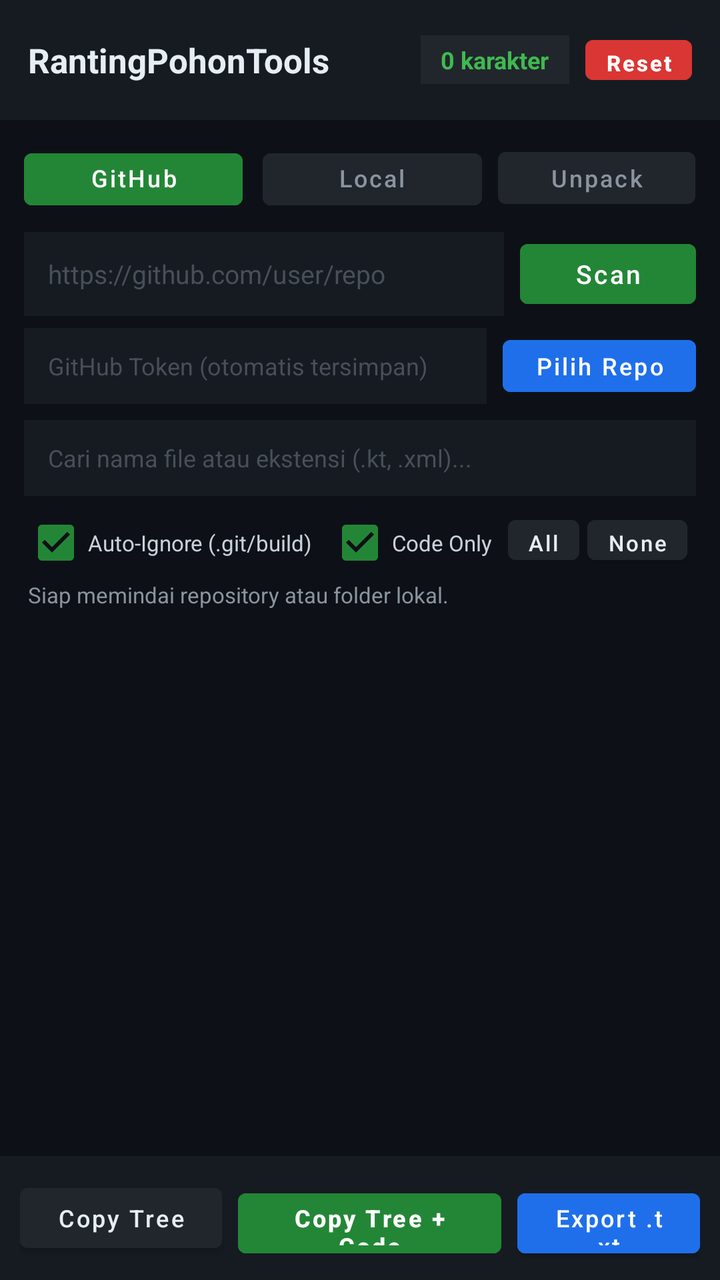
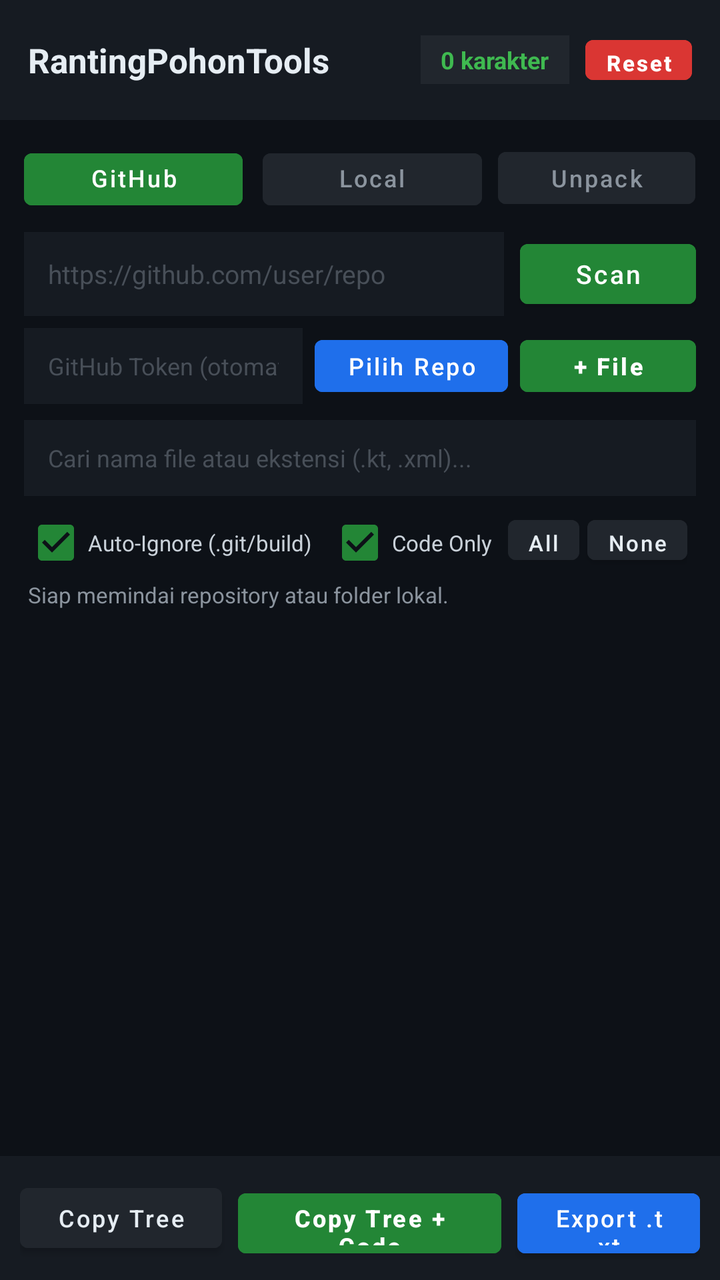

Screens rendered from an Android XML layout before and after an edit, with the pre-edit source and the edit as a unified diff.
<!-- AndroidManifest.xml: application theme Theme.RantingPohonTools -->
<!-- res/layout/activity_main.xml -->
<?xml version="1.0" encoding="utf-8"?>
<LinearLayout xmlns:android="http://schemas.android.com/apk/res/android"
    android:id="@+id/rootContainer"
    android:layout_width="match_parent"
    android:layout_height="match_parent"
    android:background="#0D1117"
    android:orientation="vertical">

    
    <LinearLayout
        android:layout_width="match_parent"
        android:layout_height="wrap_content"
        android:background="#161B22"
        android:gravity="center_vertical"
        android:orientation="horizontal"
        android:padding="14dp">

        <TextView
            android:layout_width="0dp"
            android:layout_height="wrap_content"
            android:layout_weight="1"
            android:text="RantingPohonTools"
            android:textColor="#E6EDF3"
            android:textSize="17sp"
            android:textStyle="bold" />

        <TextView
            android:id="@+id/tvTotalChars"
            android:layout_width="wrap_content"
            android:layout_height="wrap_content"
            android:background="#21262D"
            android:paddingHorizontal="10dp"
            android:paddingVertical="4dp"
            android:text="0 karakter"
            android:textColor="#3FB950"
            android:textSize="12sp"
            android:textStyle="bold" />

        <Button
            android:id="@+id/btnResetAll"
            android:layout_width="wrap_content"
            android:layout_height="32dp"
            android:layout_marginStart="8dp"
            android:backgroundTint="#DA3633"
            android:minWidth="0dp"
            android:paddingHorizontal="10dp"
            android:text="Reset"
            android:textAllCaps="false"
            android:textColor="#FFFFFF"
            android:textSize="11sp"
            android:textStyle="bold" />
    </LinearLayout>

    
    <LinearLayout
        android:layout_width="match_parent"
        android:layout_height="wrap_content"
        android:orientation="horizontal"
        android:paddingHorizontal="12dp"
        android:paddingTop="10dp">

        <Button
            android:id="@+id/btnTabGithub"
            android:layout_width="0dp"
            android:layout_height="38dp"
            android:layout_marginEnd="6dp"
            android:layout_weight="1"
            android:backgroundTint="#238636"
            android:text="GitHub Repo"
            android:textAllCaps="false"
            android:textColor="#FFFFFF"
            android:textSize="12sp" />
        <Button
            android:id="@+id/btnTabLocal"
            android:layout_width="0dp"
            android:layout_height="38dp"
            android:layout_marginHorizontal="4dp"
            android:layout_weight="1"
            android:backgroundTint="#21262D"
            android:text="Local Storage"
            android:textAllCaps="false"
            android:textColor="#8B949E"
            android:textSize="12sp" />

        <Button
            android:id="@+id/btnTabUnpack"
            android:layout_width="0dp"
            android:layout_height="38dp"
            android:layout_marginStart="4dp"
            android:layout_weight="0.9"
            android:backgroundTint="#21262D"
            android:text="Unpack"
            android:textAllCaps="false"
            android:textColor="#8B949E"
            android:textSize="12sp" />
    </LinearLayout>

    
    <LinearLayout
        android:id="@+id/panelGithub"
        android:layout_width="match_parent"
        android:layout_height="wrap_content"
        android:orientation="vertical"
        android:paddingHorizontal="12dp"
        android:paddingTop="8dp">

        <LinearLayout
            android:layout_width="match_parent"
            android:layout_height="wrap_content"
            android:orientation="horizontal">

            <EditText
                android:id="@+id/etRepoUrl"
                android:layout_width="0dp"
                android:layout_height="42dp"
                android:layout_weight="1"
                android:background="#161B22"
                android:hint="https://github.com/user/repo"
                android:inputType="textUri"
                android:paddingHorizontal="12dp"
                android:singleLine="true"
                android:textColor="#E6EDF3"
                android:textColorHint="#484F58"
                android:textSize="13sp" />

            <Button
                android:id="@+id/btnScanGithub"
                android:layout_width="wrap_content"
                android:layout_height="42dp"
                android:layout_marginStart="8dp"
                android:backgroundTint="#238636"
                android:text="Scan"
                android:textAllCaps="false"
                android:textColor="#FFFFFF"
                android:textSize="13sp" />
        </LinearLayout>

        <LinearLayout
            android:layout_width="match_parent"
            android:layout_height="wrap_content"
            android:layout_marginTop="6dp"
            android:orientation="horizontal">

            <EditText
                android:id="@+id/etGithubToken"
                android:layout_width="0dp"
                android:layout_height="38dp"
                android:layout_weight="1"
                android:background="#161B22"
                android:hint="GitHub Token (otomatis tersimpan)"
                android:inputType="textPassword"
                android:paddingHorizontal="12dp"
                android:singleLine="true"
                android:textColor="#E6EDF3"
                android:textColorHint="#484F58"
                android:textSize="12sp" />

            <Button
                android:id="@+id/btnSelectMyRepo"
                android:layout_width="wrap_content"
                android:layout_height="38dp"
                android:layout_marginStart="8dp"
                android:backgroundTint="#1F6FEB"
                android:text="Pilih Repo"
                android:textAllCaps="false"
                android:textColor="#FFFFFF"
                android:textSize="12sp" />
        </LinearLayout>
    </LinearLayout>

    
    <LinearLayout
        android:id="@+id/panelLocal"
        android:layout_width="match_parent"
        android:layout_height="wrap_content"
        android:orientation="vertical"
        android:paddingHorizontal="12dp"
        android:paddingTop="8dp"
        android:visibility="gone">

        <Button
            android:id="@+id/btnPickFolder"
            android:layout_width="match_parent"
            android:layout_height="42dp"
            android:backgroundTint="#1F6FEB"
            android:text="Pilih Folder dari Storage HP"
            android:textAllCaps="false"
            android:textColor="#FFFFFF"
            android:textSize="13sp" />

        <TextView
            android:id="@+id/tvLocalPath"
            android:layout_width="match_parent"
            android:layout_height="wrap_content"
            android:layout_marginTop="4dp"
            android:text="Belum ada folder dipilih"
            android:textColor="#8B949E"
            android:textSize="11sp" />
    </LinearLayout>

    
    <LinearLayout
        android:id="@+id/panelUnpack"
        android:layout_width="match_parent"
        android:layout_height="wrap_content"
        android:orientation="vertical"
        android:paddingHorizontal="12dp"
        android:paddingTop="8dp"
        android:visibility="gone">

        <LinearLayout
            android:layout_width="match_parent"
            android:layout_height="wrap_content"
            android:orientation="horizontal">

            <Button
                android:id="@+id/btnUnpackPaste"
                android:layout_width="0dp"
                android:layout_height="42dp"
                android:layout_marginEnd="6dp"
                android:layout_weight="1"
                android:backgroundTint="#8957E5"
                android:text="Paste Teks Bundel"
                android:textAllCaps="false"
                android:textColor="#FFFFFF"
                android:textSize="12sp"
                android:textStyle="bold" />

            <Button
                android:id="@+id/btnUnpackPickTxt"
                android:layout_width="0dp"
                android:layout_height="42dp"
                android:layout_marginStart="6dp"
                android:layout_weight="1"
                android:backgroundTint="#21262D"
                android:text="Pilih File .txt"
                android:textAllCaps="false"
                android:textColor="#E6EDF3"
                android:textSize="12sp" />
        </LinearLayout>

        <TextView
            android:id="@+id/tvUnpackInfo"
            android:layout_width="match_parent"
            android:layout_height="wrap_content"
            android:layout_marginTop="4dp"
            android:text="Muat teks hasil Copy Tree+Code atau file .txt untuk dibongkar."
            android:textColor="#8B949E"
            android:textSize="11sp" />
    </LinearLayout>

    
    <LinearLayout
        android:layout_width="match_parent"
        android:layout_height="wrap_content"
        android:orientation="vertical"
        android:paddingHorizontal="12dp"
        android:paddingTop="8dp">

        <EditText
            android:id="@+id/etSearch"
            android:layout_width="match_parent"
            android:layout_height="38dp"
            android:background="#161B22"
            android:hint="Cari nama file atau ekstensi (.kt, .xml)..."
            android:paddingHorizontal="12dp"
            android:singleLine="true"
            android:textColor="#E6EDF3"
            android:textColorHint="#484F58"
            android:textSize="12sp" />

        <HorizontalScrollView
            android:layout_width="match_parent"
            android:layout_height="wrap_content"
            android:layout_marginTop="6dp"
            android:scrollbars="none">

            <LinearLayout
                android:layout_width="wrap_content"
                android:layout_height="wrap_content"
                android:orientation="horizontal">

                <CheckBox
                    android:id="@+id/cbAutoIgnore"
                    android:layout_width="wrap_content"
                    android:layout_height="32dp"
                    android:buttonTint="#238636"
                    android:checked="true"
                    android:text="Auto-Ignore (.git/build)"
                    android:textColor="#C9D1D9"
                    android:textSize="11sp" />

                <CheckBox
                    android:id="@+id/cbCodeOnly"
                    android:layout_width="wrap_content"
                    android:layout_height="32dp"
                    android:layout_marginStart="8dp"
                    android:buttonTint="#238636"
                    android:checked="true"
                    android:text="Code Only"
                    android:textColor="#C9D1D9"
                    android:textSize="11sp" />

                <Button
                    android:id="@+id/btnSelectAll"
                    android:layout_width="wrap_content"
                    android:layout_height="32dp"
                    android:layout_marginStart="8dp"
                    android:backgroundTint="#21262D"
                    android:minWidth="0dp"
                    android:paddingHorizontal="10dp"
                    android:text="All"
                    android:textAllCaps="false"
                    android:textColor="#E6EDF3"
                    android:textSize="11sp" />

                <Button
                    android:id="@+id/btnDeselectAll"
                    android:layout_width="wrap_content"
                    android:layout_height="32dp"
                    android:layout_marginStart="4dp"
                    android:backgroundTint="#21262D"
                    android:minWidth="0dp"
                    android:paddingHorizontal="10dp"
                    android:text="None"
                    android:textAllCaps="false"
                    android:textColor="#E6EDF3"
                    android:textSize="11sp" />
            </LinearLayout>
        </HorizontalScrollView>
    </LinearLayout>

    
    <TextView
        android:id="@+id/tvStatus"
        android:layout_width="match_parent"
        android:layout_height="wrap_content"
        android:paddingHorizontal="14dp"
        android:paddingVertical="4dp"
        android:text="Siap memindai repository atau folder lokal."
        android:textColor="#8B949E"
        android:textSize="11sp" />

    
    <androidx.recyclerview.widget.RecyclerView
        android:id="@+id/rvTree"
        android:layout_width="match_parent"
        android:layout_height="0dp"
        android:layout_weight="1"
        android:clipToPadding="false"
        android:paddingHorizontal="8dp"
        android:paddingBottom="8dp" />

    
    <LinearLayout
        android:id="@+id/bottomBarPack"
        android:layout_width="match_parent"
        android:layout_height="wrap_content"
        android:background="#161B22"
        android:orientation="horizontal"
        android:padding="10dp">

        <Button
            android:id="@+id/btnCopyTree"
            android:layout_width="0dp"
            android:layout_height="42dp"
            android:layout_marginEnd="4dp"
            android:layout_weight="1"
            android:backgroundTint="#21262D"
            android:text="Copy Tree"
            android:textAllCaps="false"
            android:textColor="#E6EDF3"
            android:textSize="12sp" />

        <Button
            android:id="@+id/btnCopyFull"
            android:layout_width="0dp"
            android:layout_height="42dp"
            android:layout_marginHorizontal="4dp"
            android:layout_weight="1.3"
            android:backgroundTint="#238636"
            android:text="Copy Tree + Code"
            android:textAllCaps="false"
            android:textColor="#FFFFFF"
            android:textSize="12sp"
            android:textStyle="bold" />

        <Button
            android:id="@+id/btnExportTxt"
            android:layout_width="0dp"
            android:layout_height="42dp"
            android:layout_marginStart="4dp"
            android:layout_weight="0.9"
            android:backgroundTint="#1F6FEB"
            android:text="Export .txt"
            android:textAllCaps="false"
            android:textColor="#FFFFFF"
            android:textSize="12sp" />
    </LinearLayout>

    
    <LinearLayout
        android:id="@+id/bottomBarUnpack"
        android:layout_width="match_parent"
        android:layout_height="wrap_content"
        android:background="#161B22"
        android:orientation="horizontal"
        android:padding="10dp"
        android:visibility="gone">

        <Button
            android:id="@+id/btnExtractToFolder"
            android:layout_width="match_parent"
            android:layout_height="42dp"
            android:backgroundTint="#8957E5"
            android:text="Pilih Folder Tujuan &amp; Extract File Tercentang"
            android:textAllCaps="false"
            android:textColor="#FFFFFF"
            android:textSize="13sp"
            android:textStyle="bold" />
    </LinearLayout>
</LinearLayout>
<!-- resources referenced by this layout -->
<resources>
  <style name="Theme.RantingPohonTools" parent="Theme.MaterialComponents.DayNight.NoActionBar">
          <item name="colorPrimary">#238636</item>
          <item name="colorPrimaryVariant">#196127</item>
          <item name="colorOnPrimary">#FFFFFF</item>
          <item name="android:windowBackground">#0D1117</item>
          <item name="android:statusBarColor">#0D1117</item>
          <item name="android:navigationBarColor">#161B22</item>
      </style>
</resources>

<!-- the commit's change to res/layout/activity_main.xml (unified diff, before → after) -->
@@ -159,12 +159,24 @@
                 android:id="@+id/btnSelectMyRepo"
                 android:layout_width="wrap_content"
                 android:layout_height="38dp"
-                android:layout_marginStart="8dp"
+                android:layout_marginStart="6dp"
                 android:backgroundTint="#1F6FEB"
                 android:text="Pilih Repo"
                 android:textAllCaps="false"
                 android:textColor="#FFFFFF"
                 android:textSize="12sp" />
+
+            <Button
+                android:id="@+id/btnNewGithubFile"
+                android:layout_width="wrap_content"
+                android:layout_height="38dp"
+                android:layout_marginStart="6dp"
+                android:backgroundTint="#238636"
+                android:text="+ File"
+                android:textAllCaps="false"
+                android:textColor="#FFFFFF"
+                android:textSize="12sp"
+                android:textStyle="bold" />
         </LinearLayout>
     </LinearLayout>
 
@@ -410,13 +422,28 @@
 
         <Button
             android:id="@+id/btnExtractToFolder"
-            android:layout_width="match_parent"
-            android:layout_height="42dp"
+            android:layout_width="0dp"
+            android:layout_height="42dp"
+            android:layout_marginEnd="6dp"
+            android:layout_weight="1"
             android:backgroundTint="#8957E5"
-            android:text="Pilih Folder Tujuan &amp; Extract File Tercentang"
-            android:textAllCaps="false"
-            android:textColor="#FFFFFF"
-            android:textSize="13sp"
+            android:text="Extract ke HP"
+            android:textAllCaps="false"
+            android:textColor="#FFFFFF"
+            android:textSize="12sp"
+            android:textStyle="bold" />
+
+        <Button
+            android:id="@+id/btnPushUnpackToGithub"
+            android:layout_width="0dp"
+            android:layout_height="42dp"
+            android:layout_marginStart="6dp"
+            android:layout_weight="1"
+            android:backgroundTint="#238636"
+            android:text="Push ke GitHub"
+            android:textAllCaps="false"
+            android:textColor="#FFFFFF"
+            android:textSize="12sp"
             android:textStyle="bold" />
     </LinearLayout>
 </LinearLayout>
